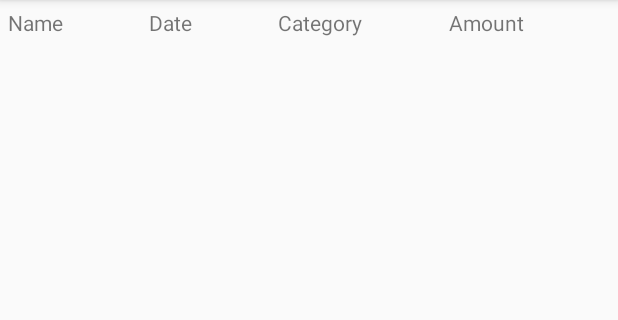
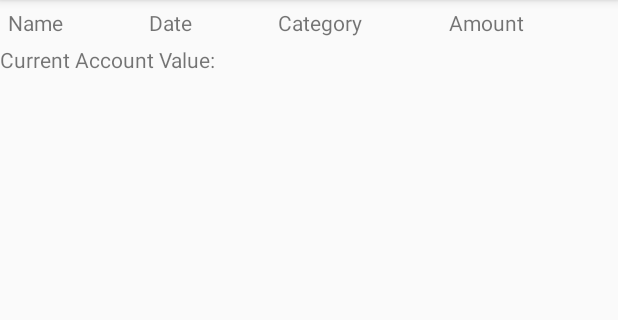
Before and after one commit to MCS-270-Budget-Team/BudgetApp, an Android app: the ExpenseViewer screen opened directly, with no data from a screen before it, on a phone screen of 412 x 824 dp, the part 84-404 px from its top. Run offline under Robolectric (Android 15) with nearby library versions, the phone set to English and light mode, and no system bars.

Commit message:
Added a place to display the total value in the account

```diff
--- a/app/src/main/res/layout/activity_expense_view.xml
+++ b/app/src/main/res/layout/activity_expense_view.xml
@@ -2,7 +2,8 @@
 <LinearLayout xmlns:android="http://schemas.android.com/apk/res/android"
     xmlns:tools="http://schemas.android.com/tools"
     android:layout_width="match_parent"
-    android:layout_height="match_parent">
+    android:layout_height="match_parent"
+    android:orientation="vertical">
     <ScrollView
         android:layout_width="wrap_content"
         android:layout_height="wrap_content">
@@ -20,5 +21,18 @@
             </TableRow>
         </TableLayout>
     </ScrollView>
-
+    <LinearLayout
+        android:layout_width="wrap_content"
+        android:layout_height="wrap_content"
+        android:orientation="horizontal">
+        <TextView
+            android:layout_width="wrap_content"
+            android:layout_height="wrap_content"
+            android:text="Current Account Value: "/>
+        <TextView
+            android:id="@+id/account_amount"
+            android:layout_width="wrap_content"
+            android:layout_height="wrap_content"
+            android:text=""/>
+    </LinearLayout>
 </LinearLayout>
```
